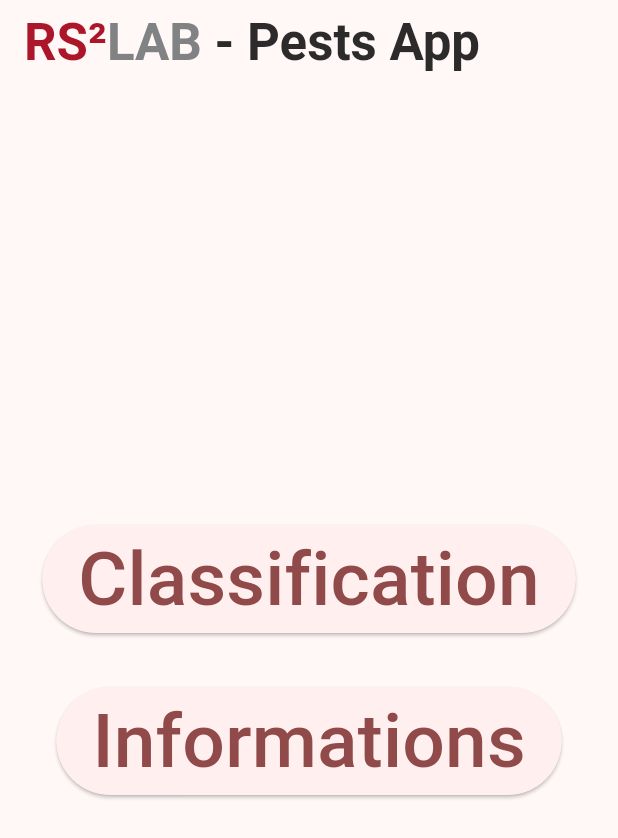
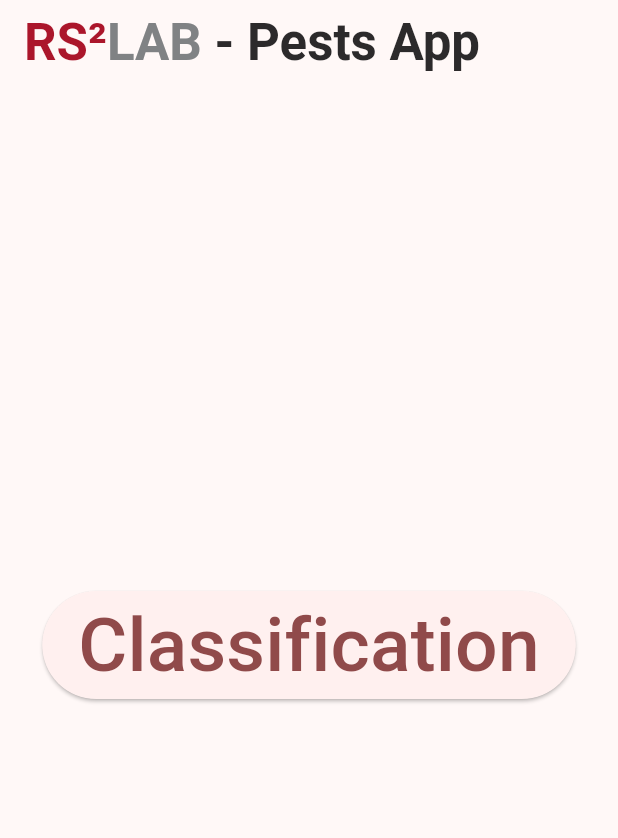
Before and after one commit to anaximeno/ai4d_pests_app, a Flutter app: the screen it shows after launch, on a phone screen of 412 x 824 dp. Shown: the top 838 px of the screen. Run offline on Flutter 3.47's test engine with Material 3 defaults, Android fonts, the phone set to English and light mode, and no system bars; our stand-ins replace dio, file_picker, get.

Commit message:
chore: hide information section for now

```diff
--- a/lib/ui/pages/home/home.dart
+++ b/lib/ui/pages/home/home.dart
@@ -32,10 +32,10 @@ class HomePage extends GetView {
             const SizedBox(
               height: 20,
             ),
-            BigButton(
-              text: "Informations",
-              onClik: () => Get.toNamed(Routes.INFORMATIONS),
-            ),
+            // BigButton(
+            //   text: "Informations",
+            //   onClik: () => Get.toNamed(Routes.INFORMATIONS),
+            // ),
           ],
         ),
       ),
```
